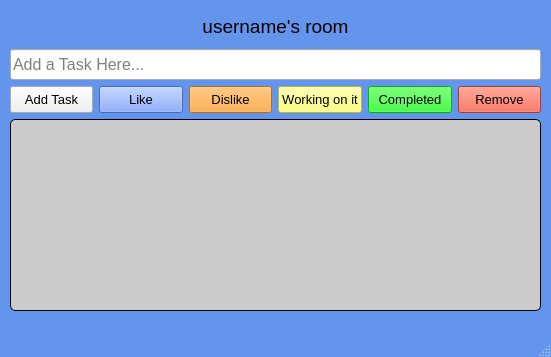
Above: room.ui from amxnese/DevCollab before the change. Below: the same form after it.
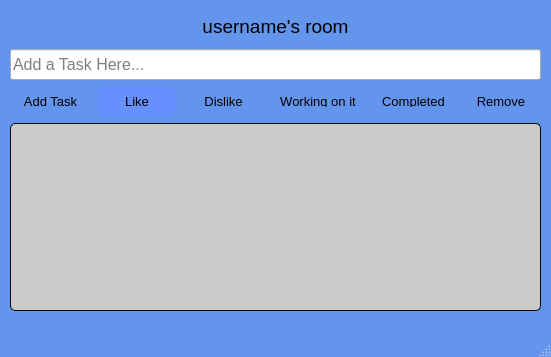
That is the form after the change.

```diff
--- a/room.ui
+++ b/room.ui
@@ -68,20 +68,54 @@
 #like_button{
 	background-color: rgb(103, 144, 255);
 }
+QPushButton{
+color: black;
+    border-radius: 10px;
+    padding: 10px;
+    border: none;
+}
+#like_button {
+   background: qlineargradient(
+        spread:pad, x1:0, y1:0, x2:1, y2:1, 
+        stop:0 rgba(66, 103, 178, 255), 
+        stop:1 rgba(0, 51, 153, 255)
+    );
+}
+
 #dislike_button{
-	background-color: rgb(255, 153, 28)
+	background: qlineargradient(
+        spread:pad, x1:0, y1:0, x2:1, y2:1, 
+        stop:0 rgba(255, 140, 0, 255), 
+        stop:1 rgba(255, 69, 0, 255)
+    );
 }
 #add_task_button{
-	background-color: 
+	background: qlineargradient(
+        spread:pad, x1:0, y1:0, x2:1, y2:1, 
+        stop:0 rgba(245, 245, 245, 255), 
+        stop:1 rgba(220, 220, 220, 255)
+    );
 }
 #remove_button{
-	background-color: rgb(255, 71, 39);
+	background: qlineargradient(
+        spread:pad, x1:0, y1:0, x2:1, y2:1, 
+        stop:0 rgba(220, 20, 60, 255), 
+        stop:1 rgba(178, 34, 34, 255)
+    );
 }
 #woi_button{
-	background-color: rgb(253, 255, 93)
+	background: qlineargradient(
+        spread:pad, x1:0, y1:0, x2:1, y2:1, 
+        stop:0 rgba(255, 223, 0, 255), 
+        stop:1 rgba(255, 200, 0, 255)
+    );
 }
 #completed_button{
-	background-color: rgb(0, 255, 0)
+	background: qlineargradient(
+        spread:pad, x1:0, y1:0, x2:1, y2:1, 
+        stop:0 rgba(34, 139, 34, 255), 
+        stop:1 rgba(0, 255, 0, 255)
+    );
 }
 
 </string>
```
Left out of the diff: 2 changed lines with no effect on the pictures.
